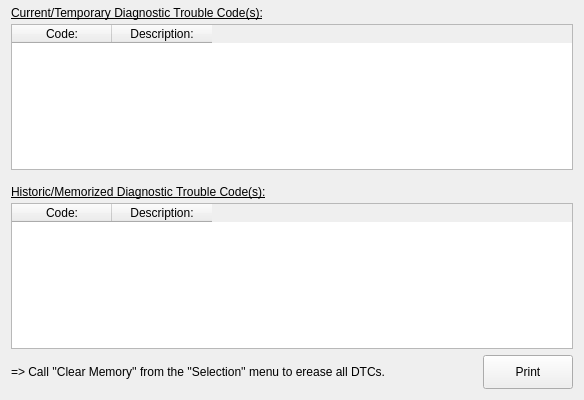
This is ui/small/CUcontent_DCs_twoMemories.ui in nikolaykm/FreeSSM as Qt 5 draws it before an edit. The edited form follows.
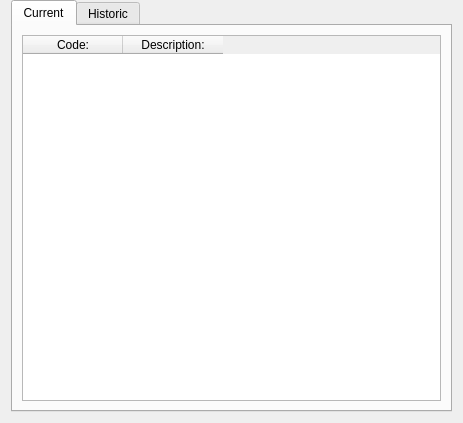
This is the edited form. Icons and pictures are not drawn.

Commit message: Fixing problem with swaped small and normal resolution forms

```diff
--- a/ui/small/CUcontent_DCs_twoMemories.ui
+++ b/ui/small/CUcontent_DCs_twoMemories.ui
@@ -6,10 +6,16 @@
    <rect>
     <x>0</x>
     <y>0</y>
-    <width>584</width>
-    <height>400</height>
+    <width>463</width>
+    <height>423</height>
    </rect>
   </property>
+  <property name="sizePolicy">
+   <sizepolicy hsizetype="Expanding" vsizetype="Expanding">
+    <horstretch>0</horstretch>
+    <verstretch>0</verstretch>
+   </sizepolicy>
+  </property>
   <property name="minimumSize">
    <size>
     <width>0</width>
@@ -24,52 +30,30 @@
   <property name="windowTitle">
    <string>Diagnostic Codes</string>
   </property>
-  <layout class="QVBoxLayout" name="main_verticalLayout">
+  <layout class="QGridLayout" name="gridLayout">
    <property name="topMargin">
     <number>0</number>
    </property>
-   <item>
-    <layout class="QVBoxLayout" name="tables_verticalLayout">
-     <property name="spacing">
-      <number>4</number>
-     </property>
-     <property name="topMargin">
+   <item row="0" column="0">
+    <widget class="QTabWidget" name="tabWidget">
+     <property name="currentIndex">
       <number>0</number>
      </property>
-     <property name="bottomMargin">
-      <number>0</number>
-     </property>
-     <item>
-      <widget class="QLabel" name="currOrTempDTCsTitle_label">
-       <property name="minimumSize">
-        <size>
-         <width>280</width>
-         <height>20</height>
-        </size>
-       </property>
-       <property name="maximumSize">
-        <size>
-         <width>280</width>
-         <height>20</height>
-        </size>
-       </property>
-       <property name="font">
-        <font>
-         <underline>true</underline>
-        </font>
-       </property>
-       <property name="text">
-        <string>Current/Temporary Diagnostic Trouble Code(s):</string>
-       </property>
-       <property name="alignment">
-        <set>Qt::AlignBottom|Qt::AlignLeading|Qt::AlignLeft</set>
-       </property>
-      </widget>
-     </item>
-     <item>
+     <widget class="QWidget" name="tab">
+      <property name="sizePolicy">
+       <sizepolicy hsizetype="Expanding" vsizetype="Expanding">
+        <horstretch>0</horstretch>
+        <verstretch>0</verstretch>
+       </sizepolicy>
+      </property>
+      <attribute name="title">
+       <string>Current</string>
+      </attribute>
+      <layout class="QGridLayout" name="gridLayout_2">
+       <item row="0" column="0">
       <widget class="QTableWidget" name="currOrTempDTCs_tableWidget">
        <property name="sizePolicy">
-        <sizepolicy hsizetype="Preferred" vsizetype="Preferred">
+          <sizepolicy hsizetype="Expanding" vsizetype="Expanding">
          <horstretch>0</horstretch>
          <verstretch>0</verstretch>
         </sizepolicy>
@@ -101,37 +85,23 @@
        </column>
       </widget>
      </item>
-     <item>
-      <widget class="QLabel" name="histOrMemDTCsTitle_label">
-       <property name="minimumSize">
-        <size>
-         <width>280</width>
-         <height>25</height>
-        </size>
-       </property>
-       <property name="maximumSize">
-        <size>
-         <width>280</width>
-         <height>25</height>
-        </size>
-       </property>
-       <property name="font">
-        <font>
-         <underline>true</underline>
-        </font>
-       </property>
-       <property name="text">
-        <string>Historic/Memorized Diagnostic Trouble Code(s):</string>
-       </property>
-       <property name="alignment">
-        <set>Qt::AlignBottom|Qt::AlignLeading|Qt::AlignLeft</set>
-       </property>
-      </widget>
-     </item>
-     <item>
+      </layout>
+     </widget>
+     <widget class="QWidget" name="tab_2">
+      <property name="sizePolicy">
+       <sizepolicy hsizetype="Expanding" vsizetype="Expanding">
+        <horstretch>0</horstretch>
+        <verstretch>0</verstretch>
+       </sizepolicy>
+      </property>
+      <attribute name="title">
+       <string>Historic</string>
+      </attribute>
+      <layout class="QGridLayout" name="gridLayout_3">
+       <item row="0" column="0">
       <widget class="QTableWidget" name="histOrMemDTCs_tableWidget">
        <property name="sizePolicy">
-        <sizepolicy hsizetype="Preferred" vsizetype="Preferred">
+          <sizepolicy hsizetype="Expanding" vsizetype="Expanding">
          <horstretch>0</horstretch>
          <verstretch>0</verstretch>
         </sizepolicy>
@@ -164,51 +134,10 @@
       </widget>
      </item>
     </layout>
-   </item>
-   <item>
-    <layout class="QHBoxLayout" name="horizontalLayout">
-     <property name="bottomMargin">
-      <number>0</number>
-     </property>
-     <item>
-      <widget class="QLabel" name="DCclearingInfo_label">
-       <property name="text">
-        <string>=&gt; Call ''Clear Memory'' from the ''Selection'' menu to erease all DTCs.</string>
-       </property>
-      </widget>
-     </item>
-     <item>
-      <widget class="QPushButton" name="printDClist_pushButton">
-       <property name="minimumSize">
-        <size>
-         <width>90</width>
-         <height>34</height>
-        </size>
-       </property>
-       <property name="maximumSize">
-        <size>
-         <width>90</width>
-         <height>34</height>
-        </size>
-       </property>
-       <property name="text">
-        <string>    Print    </string>
-       </property>
-       <property name="icon">
-        <iconset resource="../../resources/FreeSSM.qrc">
-         <normaloff>:/icons/chrystal/32x32/fileprint.png</normaloff>:/icons/chrystal/32x32/fileprint.png</iconset>
-       </property>
-       <property name="iconSize">
-        <size>
-         <width>24</width>
-         <height>24</height>
-        </size>
-       </property>
+     </widget>
       </widget>
      </item>
     </layout>
-   </item>
-  </layout>
  </widget>
  <resources>
   <include location="../../resources/FreeSSM.qrc"/>
```
Left out of the diff: 4 changed lines with no effect on the pictures. Lines whose indentation alone changed are shown as unchanged. The commit also changes 3 other files.
